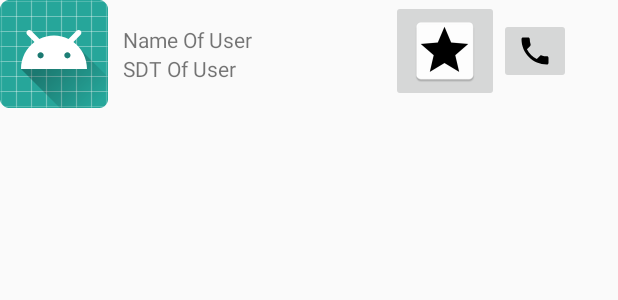
After one commit to tranphuc7686/AdvancedAndroid, an Android app: the layout layout_item_recycleview.xml on its own in the app's theme, with its tools: preview values and no code run, on a phone screen of 412 x 824 dp. The commit adds this screen. Shown: the top 300 px of the screen. Run offline under Robolectric (Android 15) with nearby library versions, the phone set to English and light mode, and no system bars.

Commit message:
Lession 6 Sqlite and Content Provider

```diff
--- a/app/build.gradle
+++ b/app/build.gradle
@@ -23,6 +23,7 @@ dependencies {
     implementation 'com.android.support:appcompat-v7:26.1.0'
     implementation 'com.android.support.constraint:constraint-layout:1.0.2'
     testImplementation 'junit:junit:4.12'
+    compile 'com.android.support:recyclerview-v7:26.1.0'
     androidTestImplementation 'com.android.support.test:runner:1.0.1'
     androidTestImplementation 'com.android.support.test.espresso:espresso-core:3.0.1'
 }
--- a/app/src/main/AndroidManifest.xml
+++ b/app/src/main/AndroidManifest.xml
@@ -1,6 +1,7 @@
 <?xml version="1.0" encoding="utf-8"?>
 <manifest xmlns:android="http://schemas.android.com/apk/res/android"
     package="com.example.admin.androidadvance">
+    <uses-permission android:name="android.permission.WRITE_EXTERNAL_STORAGE" />
 
     <application
         android:allowBackup="true"
--- /dev/null
+++ b/app/src/main/res/drawable/ic_call_black_24dp.xml
@@ -0,0 +1,9 @@
+<vector xmlns:android="http://schemas.android.com/apk/res/android"
+        android:width="24dp"
+        android:height="24dp"
+        android:viewportWidth="24.0"
+        android:viewportHeight="24.0">
+    <path
+        android:fillColor="#FF000000"
+        android:pathData="M6.62,10.79c1.44,2.83 3.76,5.14 6.59,6.59l2.2,-2.2c0.27,-0.27 0.67,-0.36 1.02,-0.24 1.12,0.37 2.33,0.57 3.57,0.57 0.55,0 1,0.45 1,1V20c0,0.55 -0.45,1 -1,1 -9.39,0 -17,-7.61 -17,-17 0,-0.55 0.45,-1 1,-1h3.5c0.55,0 1,0.45 1,1 0,1.25 0.2,2.45 0.57,3.57 0.11,0.35 0.03,0.74 -0.25,1.02l-2.2,2.2z"/>
+</vector>
--- /dev/null
+++ b/app/src/main/res/layout/layout_item_recycleview.xml
@@ -0,0 +1,49 @@
+<?xml version="1.0" encoding="utf-8"?>
+<LinearLayout xmlns:android="http://schemas.android.com/apk/res/android"
+    android:layout_width="match_parent"
+    android:layout_height="wrap_content"
+    android:orientation="horizontal">
+    <ImageView
+        android:layout_width="wrap_content"
+        android:layout_height="wrap_content"
+        android:src="@mipmap/ic_launcher"/>
+    <LinearLayout
+        android:layout_width="wrap_content"
+        android:layout_height="wrap_content"
+        android:orientation="vertical"
+        android:layout_gravity="center"
+        android:layout_marginLeft="10dp">
+        <TextView
+            android:layout_width="wrap_content"
+            android:layout_height="wrap_content"
+            android:text="Name Of User"
+            android:id="@+id/txtNameOfUser"/>
+        <TextView
+            android:layout_width="wrap_content"
+            android:layout_height="wrap_content"
+            android:text="SDT Of User"
+            android:id="@+id/txtSdtOfUser"/>
+    </LinearLayout>
+    <Space
+        android:layout_width="0dp"
+        android:layout_height="0dp"
+        android:layout_weight="1" />
+    <LinearLayout
+        android:layout_width="wrap_content"
+        android:layout_height="wrap_content"
+
+        android:layout_weight="1"
+        android:gravity="center"
+        >
+        <ImageButton
+            android:layout_width="wrap_content"
+            android:layout_height="wrap_content"
+            android:src="@mipmap/ic_star"/>
+        <ImageButton
+            android:layout_width="wrap_content"
+            android:layout_height="wrap_content"
+            android:src="@drawable/ic_call_black_24dp"/>
+    </LinearLayout>
+
+
+</LinearLayout>
```
Also changed, not shown: app/src/main/java/com/example/admin/androidadvance/MainActivity.java (+43 -1 lines), app/src/main/java/com/example/admin/androidadvance/RecycleViewAdapter.java (added, +51 -0 lines), app/src/main/java/com/example/admin/androidadvance/SqliteHelper.java (added, +105 -0 lines), app/src/main/java/com/example/admin/androidadvance/User.java (added, +31 -0 lines), app/src/main/res/layout/activity_main.xml (+4 -8 lines), app/src/main/ic_star-web.png (added), app/src/main/res/mipmap-hdpi/ic_star.png (added), app/src/main/res/mipmap-mdpi/ic_star.png (added), app/src/main/res/mipmap-xhdpi/ic_star.png (added), app/src/main/res/mipmap-xxhdpi/ic_star.png (added), app/src/main/res/mipmap-xxxhdpi/ic_star.png (added).
